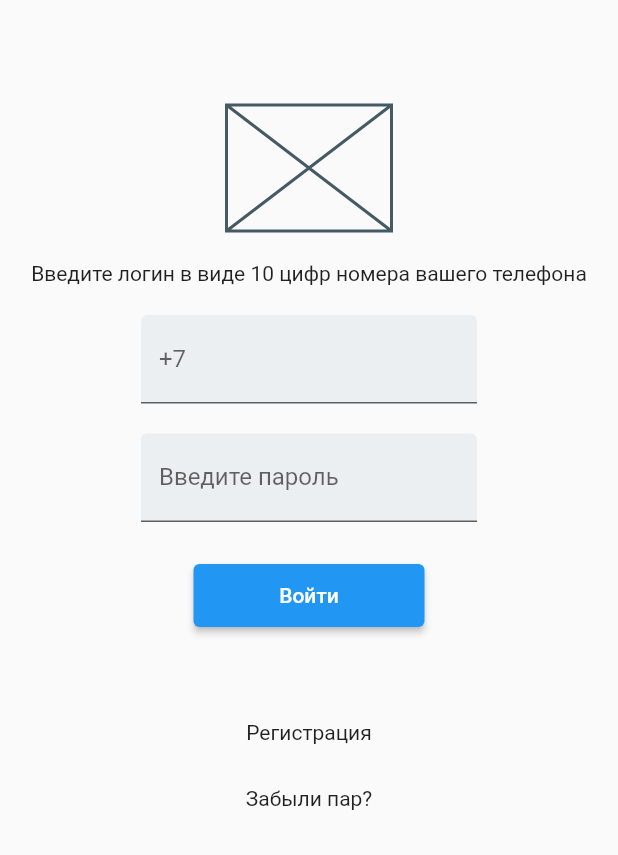
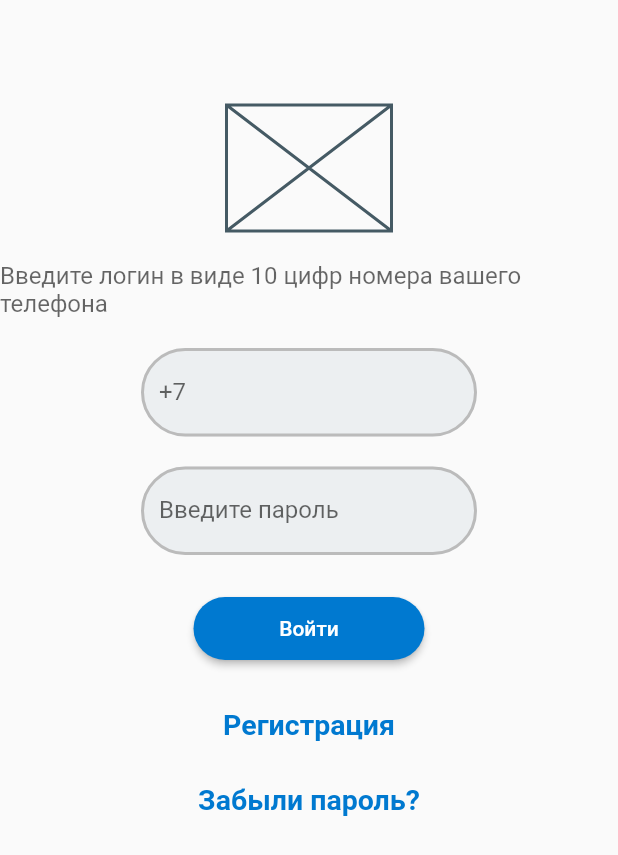
Before and after one commit to GiniArtur/Artur_Giniatullin, a Flutter app: the screen it shows after launch, on a phone screen of 412 x 824 dp. Shown: the top 855 px of the screen. Run offline on Flutter 3.47's test engine with Material 2 defaults, Android fonts, the phone set to English and light mode, and no system bars.

Commit message:
Добавлена стилизация на стриничке аутентификации

```diff
--- a/lib/main.dart
+++ b/lib/main.dart
@@ -10,6 +10,14 @@ class MyApp extends StatelessWidget {
   // This widget is the root of your application.
   @override
   Widget build(BuildContext context) {
+    const borderStyle = OutlineInputBorder(
+      borderRadius: BorderRadius.all(Radius.circular(36)),
+      borderSide: BorderSide(
+        color: const Color(0xFFbbbbbb), width: 2));
+        const linkTextStyle = TextStyle (fontSize : 19,
+                 fontWeight: FontWeight.bold,
+                 color : Color(0xFF0079D0));
+
     return MaterialApp(
             home: Scaffold(
                 body: Container(
@@ -19,14 +27,17 @@ class MyApp extends StatelessWidget {
                     SizedBox(height: 70,),
                     SizedBox(width: 110, height: 84, child: Placeholder()),
                     SizedBox(height: 20,),
-                    Text('Введите логин в виде 10 цифр номера вашего телефона'),
+                    Text('Введите логин в виде 10 цифр номера вашего телефона',
+                    style: TextStyle (fontSize : 16, color : Color.fromRGBO(0, 0, 0, 0.6)),),
                     SizedBox(height: 20,),
                     const SizedBox(width: 224,
                       child: TextField(
                         decoration: InputDecoration(
                           filled: true ,
                           fillColor: Color(0xFFeceff1),
-                          labelText: '+7'
+                          enabledBorder: borderStyle,
+                          focusedBorder: borderStyle,
+                          labelText: '+7',
                         ),
                       ),
                     ),
@@ -37,6 +48,8 @@ class MyApp extends StatelessWidget {
                         decoration: InputDecoration(
                             filled: true ,
                             fillColor: Color(0xFFeceff1),
+                            enabledBorder: borderStyle,
+                            focusedBorder: borderStyle,
                             labelText: 'Введите пароль'
                         ),
                       ),
@@ -44,11 +57,20 @@ class MyApp extends StatelessWidget {
                     SizedBox(height: 28,),
                     SizedBox (width: 154, height: 42, child: ElevatedButton(
                         onPressed: () {},
-                        child: Text ('Войти'))),
-                    SizedBox(height: 62,),
-                    InkWell(child: Text ('Регистрация'), onTap: () {} ),
+                        child: Text ('Войти'),
+                        style: ElevatedButton.styleFrom(
+                        primary: Color(0xFF0079D0),
+                        shape: RoundedRectangleBorder(
+                          borderRadius: BorderRadius.circular(36.0)
+                        ),
+                    ),
+                    )),
+                    SizedBox(height: 32,),
+                    InkWell(child: const Text ('Регистрация',
+                      style: linkTextStyle,),
+                        onTap: () {} ),
                     SizedBox(height: 28,),
-                     InkWell (child: Text ("Забыли пар?"), onTap: () {} ),
+                     InkWell (child: Text ("Забыли пароль?", style: linkTextStyle,), onTap: () {} ),
                   ],),
                 ),
             ),
```
